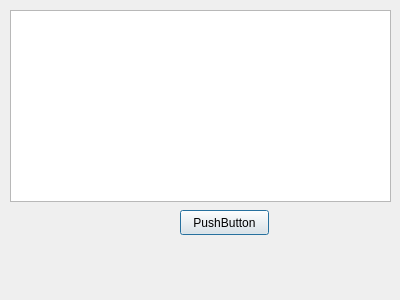
Qt form ui/littlebot_gui.ui (NestorDP/littlebot_rqt_plugin) before a commit.
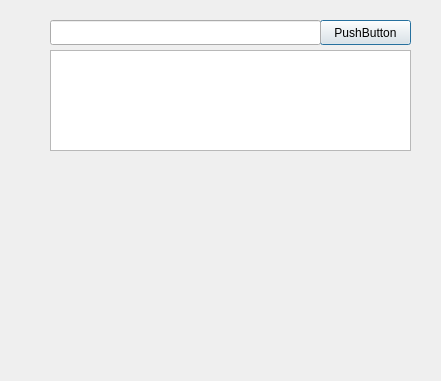
The same form after that commit. Custom widgets are drawn as their Qt base class.

Commit message: Include QwtPlot

Patch:
```diff
--- a/ui/littlebot_gui.ui
+++ b/ui/littlebot_gui.ui
@@ -6,8 +6,8 @@
    <rect>
     <x>0</x>
     <y>0</y>
-    <width>400</width>
-    <height>300</height>
+    <width>441</width>
+    <height>381</height>
    </rect>
   </property>
   <property name="windowTitle">
@@ -16,9 +16,9 @@
   <widget class="QPushButton" name="pushButton">
    <property name="geometry">
     <rect>
-     <x>180</x>
-     <y>210</y>
-     <width>89</width>
+     <x>320</x>
+     <y>20</y>
+     <width>91</width>
      <height>25</height>
     </rect>
    </property>
@@ -29,14 +29,41 @@
   <widget class="QTextBrowser" name="textBrowser">
    <property name="geometry">
     <rect>
-     <x>10</x>
-     <y>10</y>
-     <width>381</width>
-     <height>192</height>
+     <x>50</x>
+     <y>50</y>
+     <width>361</width>
+     <height>101</height>
+    </rect>
+   </property>
+  </widget>
+  <widget class="QwtPlot" name="qwtPlot">
+   <property name="geometry">
+    <rect>
+     <x>0</x>
+     <y>160</y>
+     <width>411</width>
+     <height>200</height>
+    </rect>
+   </property>
+  </widget>
+  <widget class="QLineEdit" name="lineEdit">
+   <property name="geometry">
+    <rect>
+     <x>50</x>
+     <y>20</y>
+     <width>271</width>
+     <height>25</height>
     </rect>
    </property>
   </widget>
  </widget>
+ <customwidgets>
+  <customwidget>
+   <class>QwtPlot</class>
+   <extends>QFrame</extends>
+   <header>qwt_plot.h</header>
+  </customwidget>
+ </customwidgets>
  <resources/>
  <connections/>
 </ui>
```
The commit also changes 2 other files.
